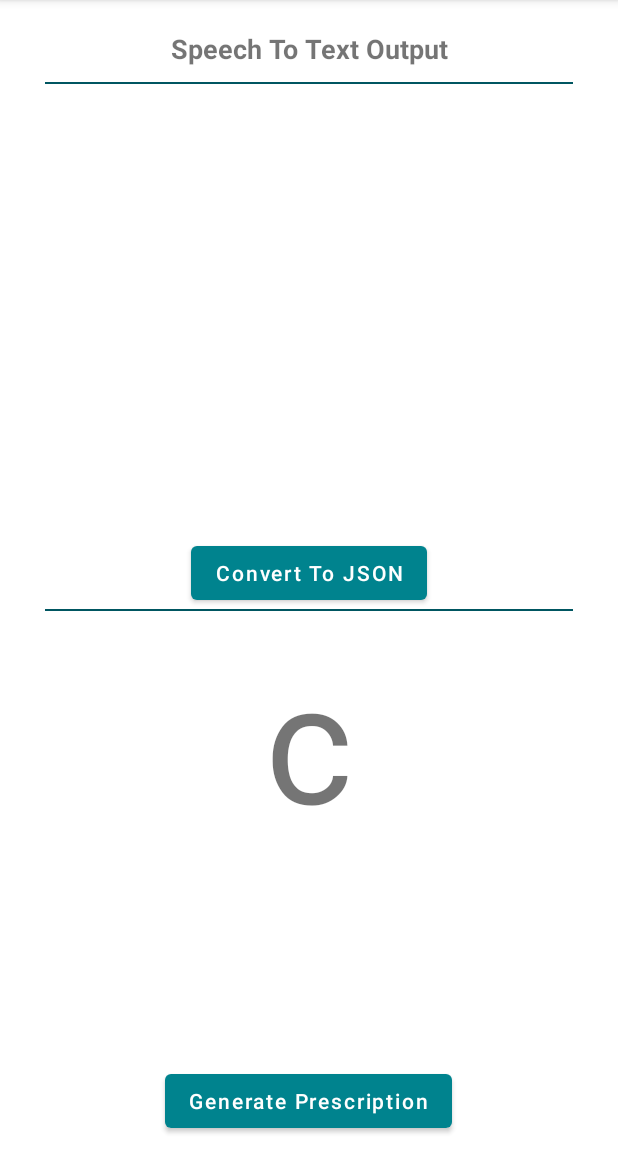
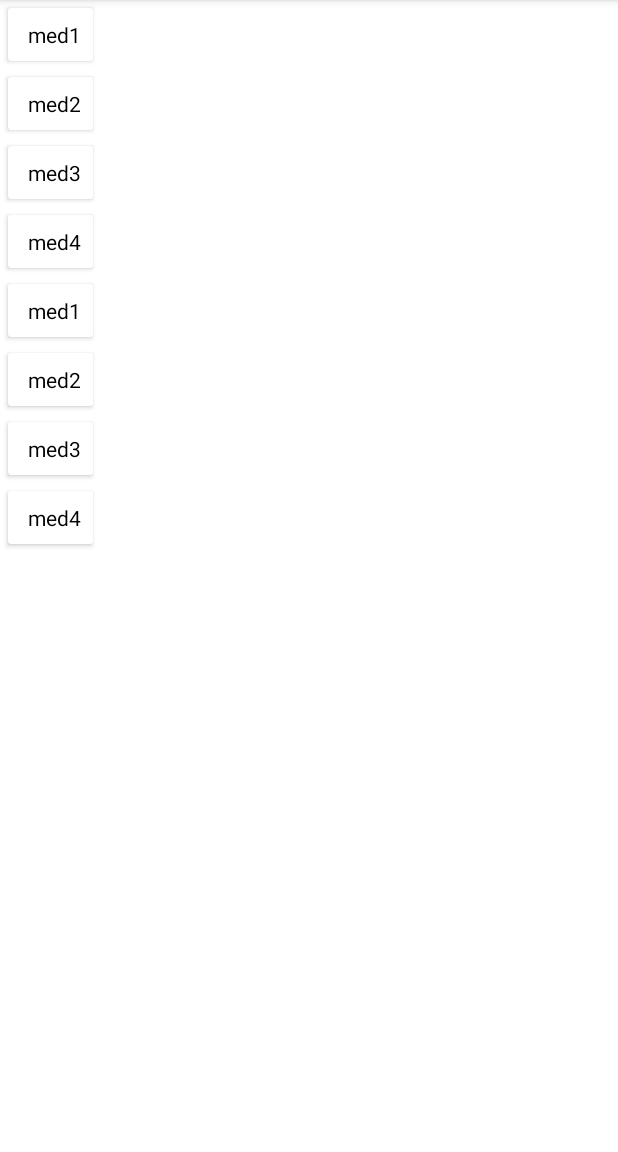
Before and after one commit to tsm9999/AP63_Hack_O_Holics, an Android app: the JsonifyActivity screen opened directly, with no data from a screen before it, after a tap on "Convert To JSON", on a phone screen of 412 x 824 dp, the part 84-1236 px from its top. Run offline under Robolectric (Android 15) with nearby library versions, the light colour scheme and no system bars.

Commit message:
Prescription adapters
Took 1 hour 36 minutes

```diff
--- a/app/src/main/AndroidManifest.xml
+++ b/app/src/main/AndroidManifest.xml
@@ -16,7 +16,8 @@
         android:supportsRtl="true"
         android:theme="@style/AppTheme"
         android:usesCleartextTraffic="true">
-        <activity android:name=".JsonifyActivity"></activity>
+        <activity android:name=".PrescriptionActivity"></activity>
+        <activity android:name=".JsonifyActivity" />
         <activity android:name=".HelpUs" />
         <activity android:name=".DoctorProfile" />
         <activity android:name=".OTPVerification" />
--- a/app/src/main/java/co/sih/presso/JsonifyActivity.java
+++ b/app/src/main/java/co/sih/presso/JsonifyActivity.java
@@ -24,8 +24,8 @@ import okhttp3.Response;
 
 public class JsonifyActivity extends AppCompatActivity {
 
-    public String test = "c";
-    String test1 = "{\n" +
+//    public String test = "c";
+    String test = "{\n" +
             "    \"Days\": [\n" +
             "        \" Two days\",\n" +
             "        \" 3 days\"\n" +
@@ -77,11 +77,20 @@ public class JsonifyActivity extends AppCompatActivity {
         convertToJson.setOnClickListener(new View.OnClickListener() {
             @Override
             public void onClick(View view) {
-                postRequest("hello tanush", url);
+                postRequest("msg", url);
                 jsonConverttv.setText(test);
+
+                Intent intent = new Intent(getApplicationContext(), PrescriptionActivity.class);
+                // Toast.makeText(this, test, Toast.LENGTH_SHORT).show();
+                intent.putExtra("jsonString", test);
+                startActivity(intent);
 
             }
         });
+
+
+
+
 //        jsonConverttv.setText(test);
 
     }
--- /dev/null
+++ b/app/src/main/java/co/sih/presso/MedicineAdapter.java
@@ -0,0 +1,95 @@
+package co.sih.presso;
+
+
+import android.content.Context;
+import android.util.Log;
+import android.view.LayoutInflater;
+import android.view.View;
+import android.view.ViewGroup;
+import android.widget.ImageView;
+import android.widget.TextView;
+
+
+import java.util.List;
+
+import androidx.recyclerview.widget.RecyclerView;
+
+
+
+
+public class MedicineAdapter extends RecyclerView.Adapter<MedicineAdapter.ProductViewHolder> {
+
+
+    //this context we will use to inflate the layout
+    private Context mCtx;
+
+    //we are storing all the products in a list
+    private List<String> medList;
+    private onItemClickListener mListener;
+
+    public interface onItemClickListener{
+        void onItemClick(int position);
+    }
+
+    public void setOnItemClickListener(onItemClickListener listener)
+    {
+        mListener=listener;
+    }
+    //getting the context and product list with constructor
+    public MedicineAdapter(Context mCtx, List<String> medList) {
+        this.mCtx = mCtx;
+        this.medList = medList;
+    }
+
+    @Override
+    public ProductViewHolder onCreateViewHolder(ViewGroup parent, int viewType) {
+        //inflating and returning our view holder
+        LayoutInflater inflater = LayoutInflater.from(mCtx);
+        View view = inflater.inflate(R.layout.item_medicine, null);
+        return new ProductViewHolder(view,mListener);
+    }
+
+    @Override
+    public void onBindViewHolder(ProductViewHolder holder, int position) {
+        //getting the product of the specified position
+        //medList.get(position);
+
+        //binding the data with the viewholder views
+        holder.textViewTitle.setText(medList.get(position));
+
+
+    }
+
+
+    @Override
+    public int getItemCount() {
+        return medList.size();
+    }
+
+
+    class ProductViewHolder extends RecyclerView.ViewHolder {
+
+        TextView textViewTitle, textViewShortDesc;
+        ImageView imageView;
+
+        public ProductViewHolder(View itemView, final onItemClickListener listener) {
+            super(itemView);
+
+            textViewTitle = itemView.findViewById(R.id.textViewTitle);
+
+            itemView.setOnClickListener(new View.OnClickListener() {
+                @Override
+                public void onClick(View v) {
+                    if(listener!=null)
+                    {
+                        int position=getAdapterPosition();
+                        if(position!=RecyclerView.NO_POSITION)
+                        {
+                            listener.onItemClick(position);
+                        }
+                    }
+                }
+            });
+        }
+    }
+}
--- /dev/null
+++ b/app/src/main/java/co/sih/presso/PrescriptionActivity.java
@@ -0,0 +1,130 @@
+package co.sih.presso;
+
+import android.content.Intent;
+import android.os.Bundle;
+import android.util.Log;
+import android.widget.TextView;
+import android.widget.Toast;
+
+import com.google.gson.JsonArray;
+import com.google.gson.JsonObject;
+
+import org.json.JSONArray;
+import org.json.JSONException;
+import org.json.JSONObject;
+
+import java.util.ArrayList;
+import java.util.Collections;
+import java.util.Iterator;
+import java.util.List;
+
+import androidx.appcompat.app.AppCompatActivity;
+import androidx.recyclerview.widget.LinearLayoutManager;
+import androidx.recyclerview.widget.RecyclerView;
+import co.sih.presso.MedicineAdapter;
+import co.sih.presso.R;
+import co.sih.presso.SymptomAdapter;
+
+public class PrescriptionActivity extends AppCompatActivity {
+String TAG="PrescriptionActivity";
+    String jsonString = null;
+    String medicines=null;
+    RecyclerView rv_med,rv_sym;
+    ArrayList<String> Medicines=new ArrayList<>();
+    ArrayList<String> Symptoms=new ArrayList<>();
+    @Override
+    protected void onCreate(Bundle savedInstanceState) {
+        super.onCreate(savedInstanceState);
+        setContentView(R.layout.activity_prescription);
+        Intent in = getIntent();
+        jsonString = in.getStringExtra("jsonString");
+
+
+        try {
+            JSONObject jsonObject=new JSONObject(jsonString);
+            medicines=jsonObject.getString("Medicines");
+
+            String med[]=medicines.split("]|,|\\[");
+            for(int i=0;i<med.length;i++)
+            {
+                Log.e(TAG, "onCreate: "+med[i] );
+            }
+
+        } catch (JSONException e) {
+            e.printStackTrace();
+        }
+//-----------------------MEDICINES-----------------------------------------------------------------
+        rv_med = (RecyclerView) findViewById(R.id.rv_med);
+        rv_med.setHasFixedSize(true);
+        //recyclerView.setLayoutManager(new LinearLayoutManager(this));
+        rv_med.setLayoutManager(new LinearLayoutManager(this));
+
+        Medicines=new ArrayList<>();
+        Medicines.add("med1");
+        Medicines.add("med2");
+        Medicines.add("med3");
+        Medicines.add("med4");
+        final ArrayList<String> medList= new ArrayList<>();
+        Log.e("length", String.valueOf(Medicines.size()));
+        for(int i=0;i<Medicines.size();i++)
+        {
+            if(Medicines.get(i)==null)
+            {
+                break;
+            }
+            medList.add(Medicines.get(i));
+        }
+
+        //creating recyclerview adapter
+        final MedicineAdapter adapter = new MedicineAdapter(this, medList);
+
+        //setting adapter to recyclerview
+        rv_med.setAdapter(adapter);
+        adapter.setOnItemClickListener(new MedicineAdapter.onItemClickListener() {
+            @Override
+            public void onItemClick(int position) {
+                String temp=medList.get(position);
+                //clicked(temp);
+                Toast.makeText(getApplicationContext(), temp, Toast.LENGTH_SHORT).show();
+                adapter.notifyItemChanged(position);
+            }
+        });
+
+//-------------------------------------------SYMPTOMS------------------------------------------------
+    rv_sym = (RecyclerView) findViewById(R.id.rv_sym);
+        rv_sym.setHasFixedSize(true);
+    //recyclerView.setLayoutManager(new LinearLayoutManager(this));
+        rv_sym.setLayoutManager(new LinearLayoutManager(this));
+
+    Symptoms=new ArrayList<>();
+        Symptoms.add("sym1");
+        Symptoms.add("sym2");
+        Symptoms.add("sym3");
+        Symptoms.add("sym4");
+    final ArrayList<String> symList= new ArrayList<>();
+        Log.e("length", String.valueOf(Medicines.size()));
+        for(int i=0;i<Symptoms.size();i++)
+    {
+        if(Symptoms.get(i)==null)
+        {
+            break;
+        }
+        symList.add(Symptoms.get(i));
+    }
+
+    //creating recyclerview adapter
+    final SymptomAdapter adapter2 = new SymptomAdapter(this, medList);
+
+    //setting adapter to recyclerview
+        rv_sym.setAdapter(adapter);
+        adapter2.setOnItemClickListener(new SymptomAdapter.onItemClickListener() {
+        @Override
+        public void onItemClick(int position) {
+            String temp=symList.get(position);
+            //clicked(temp);
+            Toast.makeText(getApplicationContext(), temp, Toast.LENGTH_SHORT).show();
+            adapter2.notifyItemChanged(position);
+        }
+    });
+    }
+}
--- /dev/null
+++ b/app/src/main/java/co/sih/presso/SymptomAdapter.java
@@ -0,0 +1,91 @@
+package co.sih.presso;
+
+
+import android.content.Context;
+import android.view.LayoutInflater;
+import android.view.View;
+import android.view.ViewGroup;
+import android.widget.ImageView;
+import android.widget.TextView;
+
+import java.util.List;
+
+import androidx.recyclerview.widget.RecyclerView;
+
+
+public class SymptomAdapter extends RecyclerView.Adapter<SymptomAdapter.ProductViewHolder> {
+
+
+    //this context we will use to inflate the layout
+    private Context mCtx;
+
+    //we are storing all the products in a list
+    private List<String> symList;
+    private onItemClickListener mListener;
+
+    public interface onItemClickListener{
+        void onItemClick(int position);
+    }
+
+    public void setOnItemClickListener(onItemClickListener listener)
+    {
+        mListener=listener;
+    }
+    //getting the context and product list with constructor
+    public SymptomAdapter(Context mCtx, List<String> symList) {
+        this.mCtx = mCtx;
+        this.symList = symList;
+    }
+
+    @Override
+    public ProductViewHolder onCreateViewHolder(ViewGroup parent, int viewType) {
+        //inflating and returning our view holder
+        LayoutInflater inflater = LayoutInflater.from(mCtx);
+        View view = inflater.inflate(R.layout.item_symptom, null);
+        return new ProductViewHolder(view,mListener);
+    }
+
+    @Override
+    public void onBindViewHolder(ProductViewHolder holder, int position) {
+        //getting the product of the specified position
+        //medList.get(position);
+
+        //binding the data with the viewholder views
+        holder.textViewTitle.setText(symList.get(position));
+
+
+    }
+
+
+    @Override
+    public int getItemCount() {
+        return symList.size();
+    }
+
+
+    class ProductViewHolder extends RecyclerView.ViewHolder {
+
+        TextView textViewTitle, textViewShortDesc;
+        ImageView imageView;
+
+        public ProductViewHolder(View itemView, final onItemClickListener listener) {
+            super(itemView);
+
+            textViewTitle = itemView.findViewById(R.id.textViewTitle);
+
+            itemView.setOnClickListener(new View.OnClickListener() {
+                @Override
+                public void onClick(View v) {
+                    if(listener!=null)
+                    {
+                        int position=getAdapterPosition();
+                        if(position!=RecyclerView.NO_POSITION)
+                        {
+                            listener.onItemClick(position);
+                        }
+                    }
+                }
+            });
+        }
+    }
+}
--- /dev/null
+++ b/app/src/main/res/layout/activity_prescription.xml
@@ -0,0 +1,27 @@
+<?xml version="1.0" encoding="utf-8"?>
+<ScrollView xmlns:android="http://schemas.android.com/apk/res/android"
+    xmlns:app="http://schemas.android.com/apk/res-auto"
+    xmlns:tools="http://schemas.android.com/tools"
+    android:layout_width="match_parent"
+    android:layout_height="match_parent"
+    tools:context=".PrescriptionActivity">
+    <LinearLayout
+        android:layout_width="match_parent"
+        android:layout_height="wrap_content"
+        android:orientation="vertical"
+        >
+
+    <androidx.recyclerview.widget.RecyclerView
+        android:id="@+id/rv_med"
+        android:layout_width="match_parent"
+        android:layout_height="wrap_content"
+        />
+        <androidx.recyclerview.widget.RecyclerView
+            android:id="@+id/rv_sym"
+            android:layout_width="match_parent"
+            android:layout_height="wrap_content"
+            />
+
+
+    </LinearLayout>
+</ScrollView>
--- /dev/null
+++ b/app/src/main/res/layout/item_medicine.xml
@@ -0,0 +1,30 @@
+<?xml version="1.0" encoding="utf-8"?>
+<LinearLayout xmlns:android="http://schemas.android.com/apk/res/android"
+    android:layout_width="match_parent"
+    android:layout_height="wrap_content"
+    android:orientation="vertical">
+
+    <androidx.cardview.widget.CardView
+        android:layout_width="wrap_content"
+        android:layout_height="wrap_content"
+        android:layout_margin="5dp">
+
+        <RelativeLayout
+            android:layout_width="match_parent"
+            android:layout_height="wrap_content"
+            android:padding="8dp">
+
+            <TextView
+                android:id="@+id/textViewTitle"
+                android:layout_width="wrap_content"
+                android:layout_height="wrap_content"
+                android:layout_marginLeft="5dp"
+                android:text="Apple MacBook Air Core i5 5th Gen - (8 GB/128 GB SSD/Mac OS Sierra)"
+                android:textAppearance="@style/Base.TextAppearance.AppCompat.Small"
+                android:textColor="#000000" />
+
+        </RelativeLayout>
+
+    </androidx.cardview.widget.CardView>
+
+</LinearLayout>
```
Also changed, not shown: app/src/main/res/layout/item_symptom.xml (added, +30 -0 lines).
